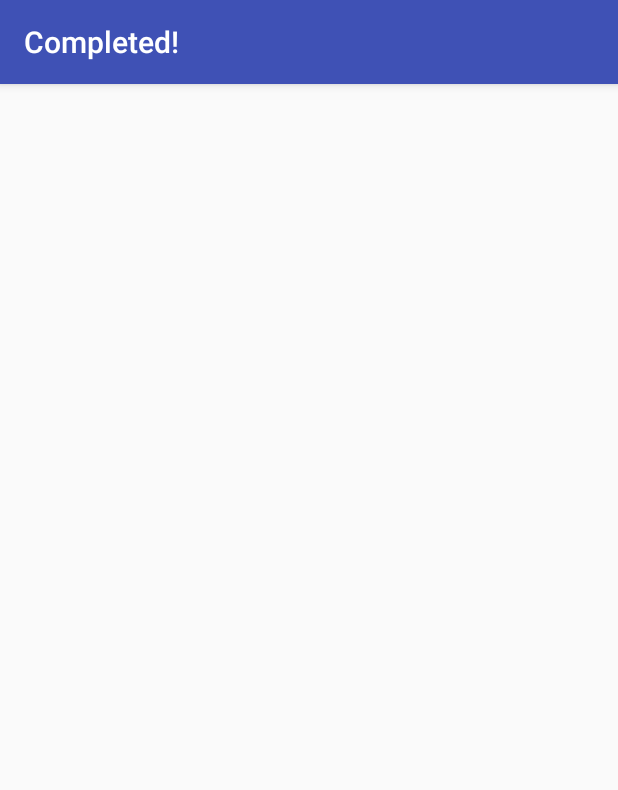
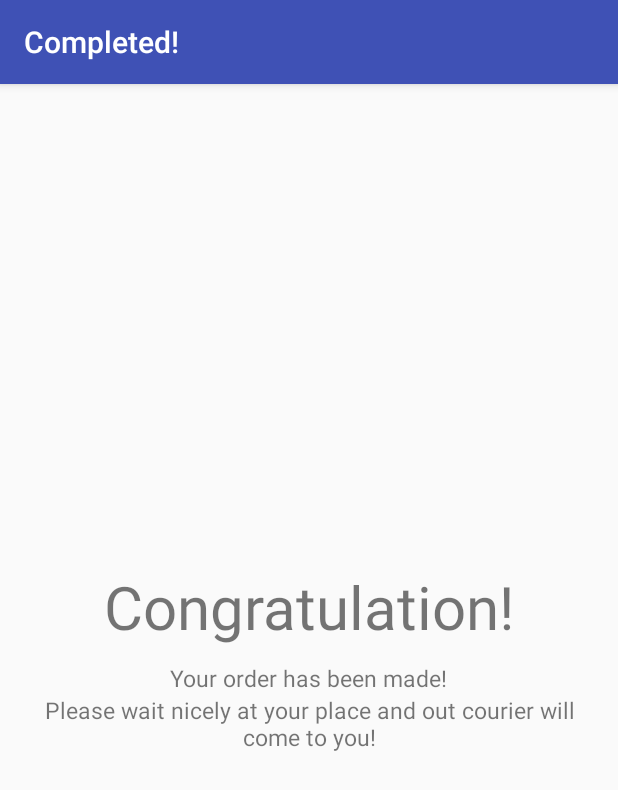
Before and after one commit to spartacruz/Lets-Breakfast, an Android app: the PurchaseHasBeenMadeActivity screen opened directly, with no data from a screen before it, on a phone screen of 412 x 824 dp. Shown: the top 790 px of the screen. Run offline under Robolectric (Android 15) with nearby library versions, the phone set to English and light mode, and no system bars.

Commit message:
Set a new layout for indicating that order has been made

```diff
--- a/app/src/main/res/layout/activity_purchasehasbeenmade.xml
+++ b/app/src/main/res/layout/activity_purchasehasbeenmade.xml
@@ -2,6 +2,28 @@
 <LinearLayout xmlns:android="http://schemas.android.com/apk/res/android"
     android:layout_width="match_parent"
     android:layout_height="match_parent"
-    android:orientation="vertical">
+    android:orientation="vertical"
+    android:gravity="center"
+    android:layout_margin="10dp">
+
+    <TextView
+        android:layout_width="wrap_content"
+        android:layout_height="wrap_content"
+        android:text="Congratulation!"
+        android:layout_marginBottom="10dp"
+        android:textSize="40sp"/>
+
+    <TextView
+        android:layout_width="wrap_content"
+        android:layout_height="wrap_content"
+        android:text="Your order has been made!"
+        android:textSize="15sp"/>
+
+    <TextView
+        android:layout_width="wrap_content"
+        android:layout_height="wrap_content"
+        android:gravity="center"
+        android:textSize="15sp"
+        android:text="Please wait nicely at your place and out courier will come to you!"/>
 
 </LinearLayout>
```
